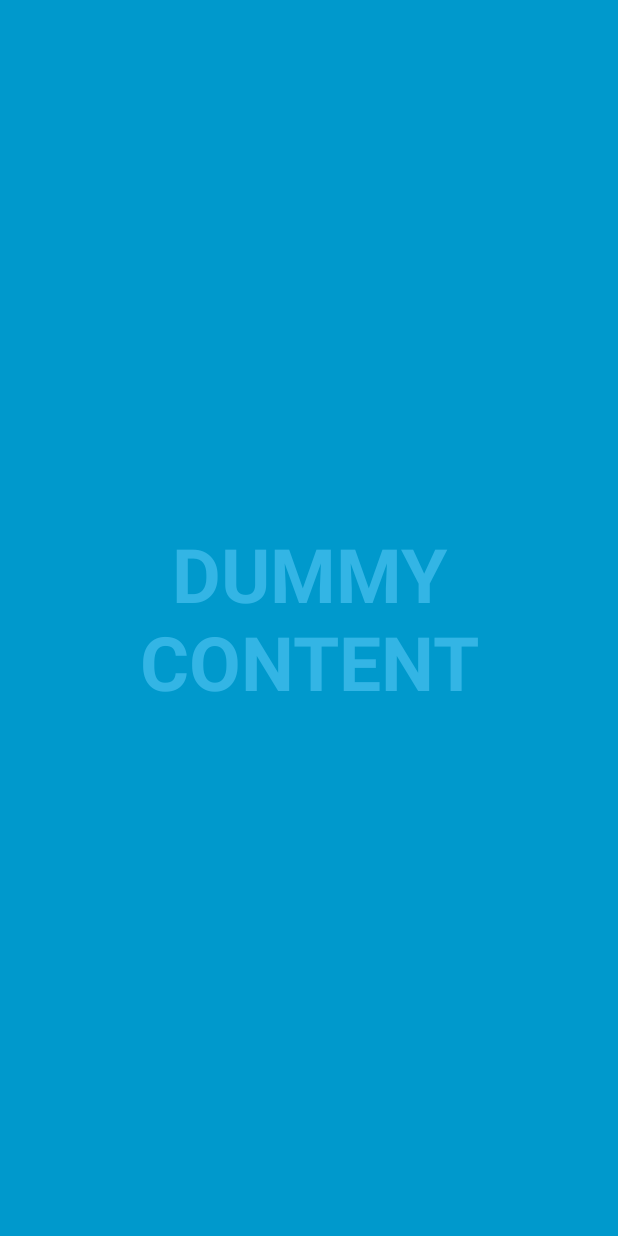
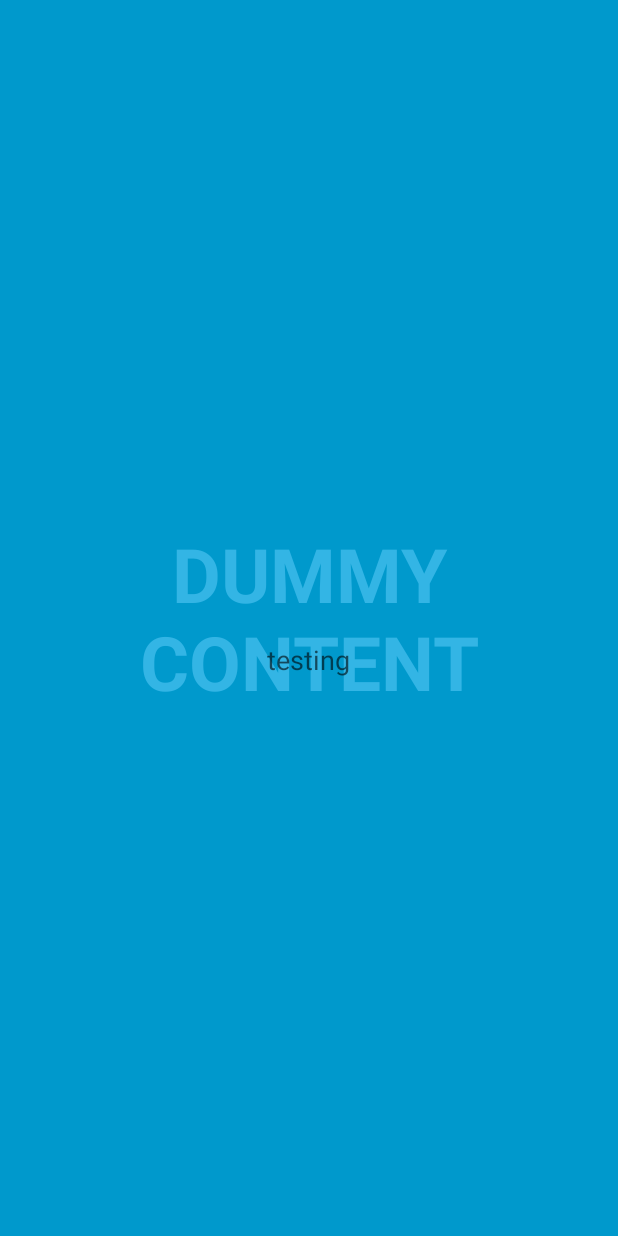
Before and after one commit to pvtsarge/test-repo-2, an Android app: the screen it shows after launch (FullscreenActivity), on a phone screen of 412 x 824 dp. Run offline under Robolectric (Android 15) with nearby library versions, the phone set to English and light mode, and no system bars.

Commit message:
second commit

```diff
--- a/app/src/main/res/layout/activity_fullscreen.xml
+++ b/app/src/main/res/layout/activity_fullscreen.xml
@@ -24,7 +24,8 @@
     <FrameLayout
         android:layout_width="match_parent"
         android:layout_height="match_parent"
-        android:fitsSystemWindows="true">
+        android:fitsSystemWindows="true"
+        android:layout_gravity="center_horizontal|top">
 
         <LinearLayout
             android:id="@+id/fullscreen_content_controls"
@@ -45,6 +46,14 @@
                 android:text="@string/dummy_button" />
 
         </LinearLayout>
+
+        <TextView
+            android:layout_width="wrap_content"
+            android:layout_height="wrap_content"
+            android:textAppearance="?android:attr/textAppearanceMedium"
+            android:text="testing"
+            android:id="@+id/textView"
+            android:layout_gravity="center" />
     </FrameLayout>
 
 </FrameLayout>
```
